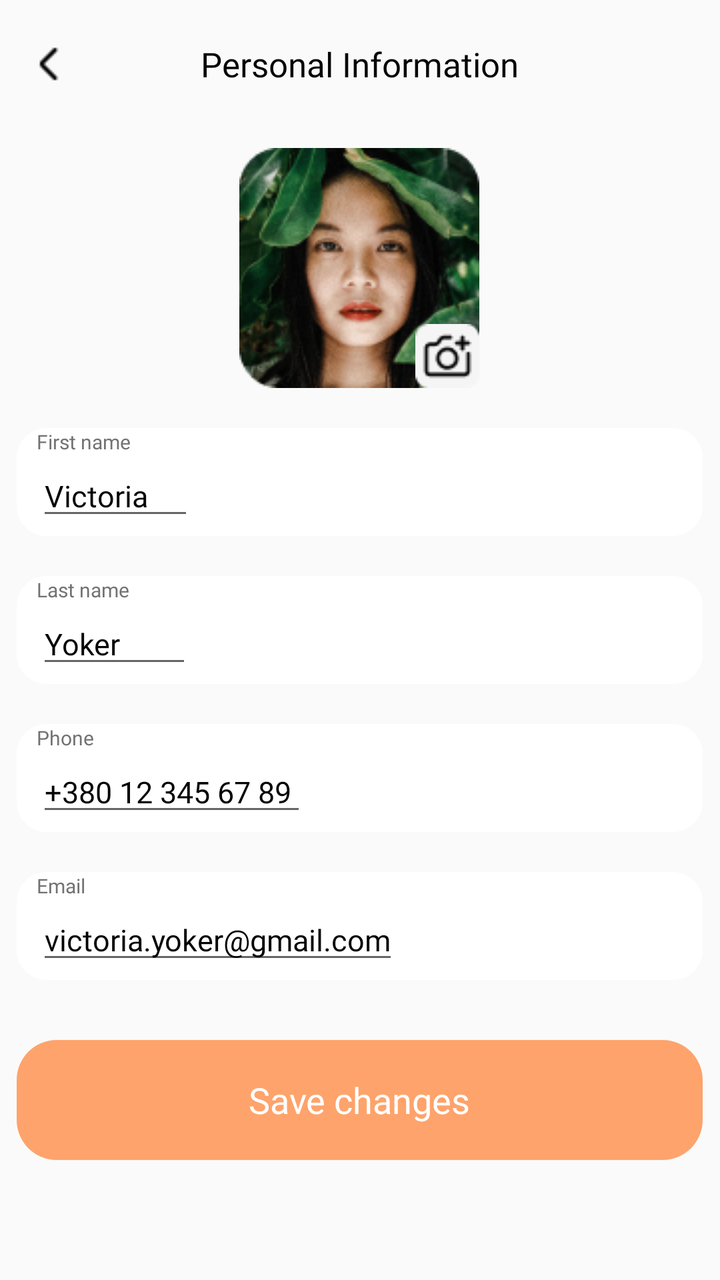
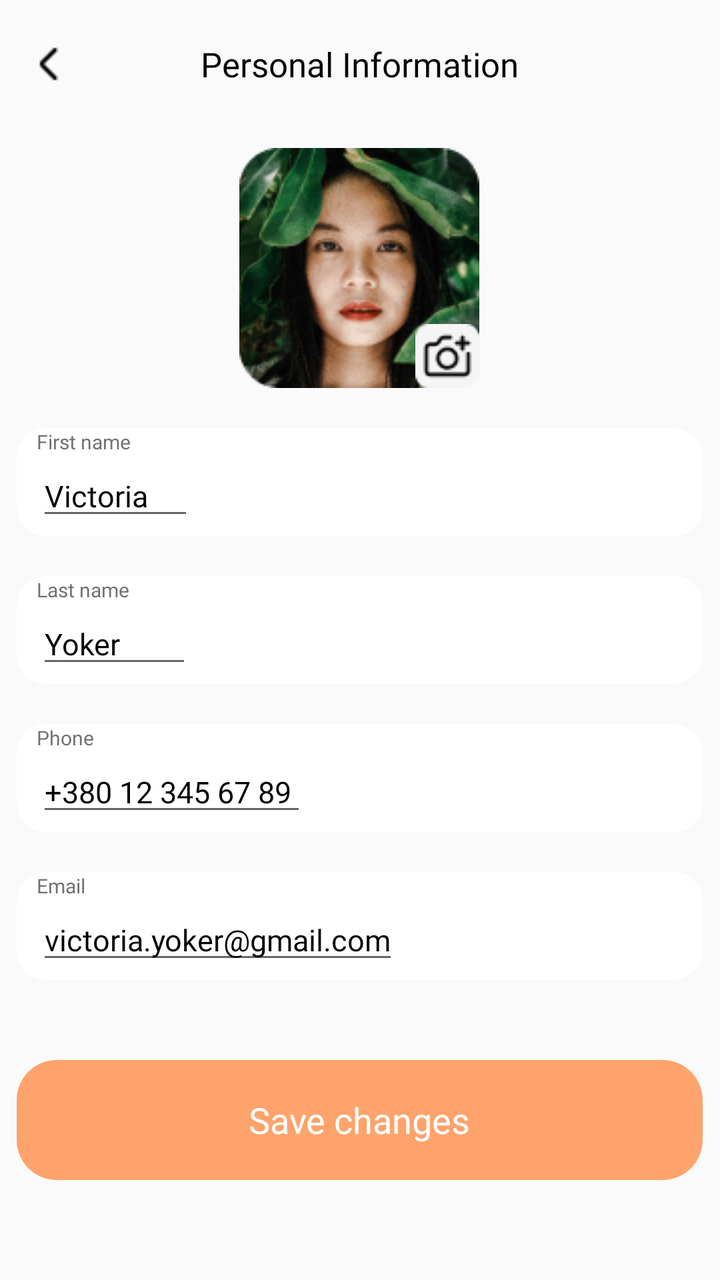

Two renders of the same Android screen: before a commit and after it. Below are the layout's source before the change and the commit's diff.
<!-- AndroidManifest.xml: application theme Theme.TravelApplication -->
<!-- res/layout/fragment_personal_info.xml -->
<?xml version="1.0" encoding="utf-8"?>
<RelativeLayout xmlns:android="http://schemas.android.com/apk/res/android"
    xmlns:tools="http://schemas.android.com/tools"
    android:layout_width="match_parent"
    android:layout_height="match_parent"
    android:orientation="vertical"
    tools:context=".fragments.PersonalInfoFragment">

    
    <RelativeLayout
        android:id="@+id/personalInfoAppBar"
        android:layout_width="match_parent"
        android:layout_height="wrap_content"
        android:layout_marginTop="10dp">

        <ImageButton
            android:id="@+id/personalInfo_back_button"
            android:layout_width="wrap_content"
            android:layout_height="wrap_content"
            android:contentDescription="@string/back_button_app_bar"
            android:backgroundTint="@color/screen"
            android:src="@drawable/ic_chevron"/>

        <TextView
            android:id="@+id/personalInfo_title"
            android:layout_width="wrap_content"
            android:layout_height="wrap_content"
            android:layout_centerInParent="true"
            android:text="@string/personal_info"
            android:textSize="17sp"
            android:fontFamily="@font/poppins_bold"
            android:textAppearance="@style/title" />
    </RelativeLayout>

    
    <ScrollView
        android:layout_width="wrap_content"
        android:layout_height="wrap_content"
        android:layout_below="@+id/personalInfoAppBar"
        android:layout_centerHorizontal="true">
        <LinearLayout
            android:id="@+id/personalInfo_content_field"
            android:layout_width="wrap_content"
            android:layout_height="wrap_content"
            android:orientation="vertical">
            
            <FrameLayout
                android:id="@+id/personalInfo_avatar_field"
                android:layout_width="wrap_content"
                android:layout_height="wrap_content"
                android:layout_marginTop="20dp"
                android:layout_gravity="center_horizontal">
                <ImageView
                    android:id="@+id/personalInfo_avatar_image"
                    android:layout_width="wrap_content"
                    android:layout_height="wrap_content"
                    android:src="@drawable/avatar_personal_info"
                    android:contentDescription="@string/avatar"/>
                <ImageButton
                    android:id="@+id/camera_button"
                    android:layout_width="wrap_content"
                    android:layout_height="wrap_content"
                    android:src="@drawable/camera_button"
                    android:contentDescription="@string/camera_button"
                    android:background="@android:color/transparent"
                    android:layout_gravity="bottom|end"/>
            </FrameLayout>

            
            <LinearLayout
                android:id="@+id/first_name_field"
                android:layout_width="wrap_content"
                android:layout_height="wrap_content"
                android:layout_below="@+id/personalInfo_avatar_field"
                android:layout_centerHorizontal="true"
                android:orientation="vertical"
                android:layout_marginTop="20dp"
                android:paddingStart="10dp"
                android:paddingEnd="10dp"
                android:background="@drawable/person_info_edit_field">

                <TextView
                    android:id="@+id/first_name_text"
                    android:layout_width="wrap_content"
                    android:layout_height="wrap_content"
                    android:text="@string/first_name"
                    android:textSize="10sp"
                    android:textColor="@color/text_secondary"
                    android:fontFamily="@font/poppins_medium"/>

                <EditText
                    android:id="@+id/first_name_edit"
                    android:layout_width="wrap_content"
                    android:layout_height="wrap_content"
                    android:importantForAutofill="no"
                    android:inputType="text"
                    android:hint="@string/first_name"
                    android:text="@string/victoria"
                    android:textSize="15sp"
                    android:textColor="@color/text_primary"
                    android:fontFamily="@font/poppins_medium"/>

            </LinearLayout>

            
            <LinearLayout
                android:id="@+id/last_name_field"
                android:layout_width="wrap_content"
                android:layout_height="wrap_content"
                android:layout_below="@+id/first_name_field"
                android:layout_centerHorizontal="true"
                android:orientation="vertical"
                android:layout_marginTop="20dp"
                android:paddingStart="10dp"
                android:paddingEnd="10dp"
                android:background="@drawable/person_info_edit_field">

                <TextView
                    android:id="@+id/last_name_text"
                    android:layout_width="wrap_content"
                    android:layout_height="wrap_content"
                    android:text="@string/last_name"
                    android:textSize="10sp"
                    android:textColor="@color/text_secondary"
                    android:fontFamily="@font/poppins_medium"/>

                <EditText
                    android:id="@+id/last_name_edit"
                    android:layout_width="wrap_content"
                    android:layout_height="wrap_content"
                    android:importantForAutofill="no"
                    android:inputType="text"
                    android:hint="@string/last_name"
                    android:text="@string/yoker"
                    android:textSize="15sp"
                    android:textColor="@color/text_primary"
                    android:fontFamily="@font/poppins_medium"/>

            </LinearLayout>

            
            <LinearLayout
                android:id="@+id/phone_field"
                android:layout_width="wrap_content"
                android:layout_height="wrap_content"
                android:layout_below="@+id/last_name_field"
                android:layout_centerHorizontal="true"
                android:orientation="vertical"
                android:layout_marginTop="20dp"
                android:paddingStart="10dp"
                android:paddingEnd="10dp"
                android:background="@drawable/person_info_edit_field">

                <TextView
                    android:id="@+id/phone_text"
                    android:layout_width="wrap_content"
                    android:layout_height="wrap_content"
                    android:text="@string/phone"
                    android:textSize="10sp"
                    android:textColor="@color/text_secondary"
                    android:fontFamily="@font/poppins_medium"/>

                <EditText
                    android:id="@+id/phone_edit"
                    android:layout_width="wrap_content"
                    android:layout_height="wrap_content"
                    android:importantForAutofill="no"
                    android:inputType="phone"
                    android:hint="@string/phone"
                    android:text="@string/samplePhoneNumber"
                    android:textSize="15sp"
                    android:textColor="@color/text_primary"
                    android:fontFamily="@font/poppins_medium"/>

            </LinearLayout>

            
            <LinearLayout
                android:id="@+id/email_field"
                android:layout_width="wrap_content"
                android:layout_height="wrap_content"
                android:layout_below="@+id/phone_field"
                android:layout_centerHorizontal="true"
                android:orientation="vertical"
                android:layout_marginTop="20dp"
                android:paddingStart="10dp"
                android:paddingEnd="10dp"
                android:background="@drawable/person_info_edit_field">

                <TextView
                    android:id="@+id/email_text"
                    android:layout_width="wrap_content"
                    android:layout_height="wrap_content"
                    android:text="@string/email"
                    android:textSize="10sp"
                    android:textColor="@color/text_secondary"
                    android:fontFamily="@font/poppins_medium"/>

                <EditText
                    android:id="@+id/email_edit"
                    android:layout_width="wrap_content"
                    android:layout_height="wrap_content"
                    android:importantForAutofill="no"
                    android:inputType="textEmailAddress"
                    android:hint="@string/email"
                    android:text="@string/sampleEmailAddress"
                    android:textSize="15sp"
                    android:textColor="@color/text_primary"
                    android:fontFamily="@font/poppins_medium"/>

            </LinearLayout>

            
            <Button
                android:id="@+id/save_changes_button"
                android:layout_width="wrap_content"
                android:layout_height="wrap_content"
                android:layout_centerHorizontal="true"
                android:layout_marginTop="30dp"
                android:layout_marginBottom="10dp"
                android:layout_alignParentBottom="true"
                android:text="@string/save_changes"
                android:textColor="@color/white"
                android:textSize="18sp"
                android:textAllCaps="false"
                android:fontFamily="@font/poppins_bold"
                android:background="@drawable/ticket_search_button" />
        </LinearLayout>
    </ScrollView>

</RelativeLayout>
<!-- resources referenced by this layout -->
<resources>
  <color name="screen">#FAFAFA</color>
  <color name="text_primary">#050505</color>
  <color name="text_secondary">#727272</color>
  <color name="white">#FFFFFFFF</color>
  <!-- drawable avatar_personal_info: png bitmap (drawable, 32241 bytes) -->
  <!-- drawable camera_button: png bitmap (drawable, 823 bytes) -->
  <!-- drawable ic_chevron: png bitmap (drawable, 252 bytes) -->
  <!-- drawable person_info_edit_field (drawable) -->
  <?xml version="1.0" encoding="utf-8"?>
  
  <vector
      xmlns:android="http://schemas.android.com/apk/res/android"
      xmlns:aapt="http://schemas.android.com/aapt"
      android:width="343dp"
      android:height="54dp"
      android:viewportWidth="343"
      android:viewportHeight="54"
      >
      <group>
          <clip-path
              android:pathData="M15 0H328C336.284 0 343 6.71573 343 15V39C343 47.2843 336.284 54 328 54H15C6.71573 54 0 47.2843 0 39V15C0 6.71573 6.71573 0 15 0Z"
              />
          <path
              android:pathData="M0 0V54H343V0"
              android:fillColor="#FFFFFF"
              />
      </group>
  </vector>
  <!-- drawable ticket_search_button (drawable) -->
  <?xml version="1.0" encoding="utf-8"?>
  
  <vector
      xmlns:android="http://schemas.android.com/apk/res/android"
      xmlns:aapt="http://schemas.android.com/aapt"
      android:width="343dp"
      android:height="60dp"
      android:viewportWidth="343"
      android:viewportHeight="60"
      >
      <group>
          <clip-path
              android:pathData="M20 0H323C334.046 0 343 8.95431 343 20V40C343 51.0457 334.046 60 323 60H20C8.95431 60 0 51.0457 0 40V20C0 8.95431 8.95431 0 20 0Z"
              />
          <path
              android:pathData="M0 0V60H343V0"
              android:fillColor="#FEA36B"
              />
      </group>
  </vector>
  <string name="avatar">Avatar</string>
  <string name="back_button_app_bar">Back</string>
  <string name="camera_button">Camera Button</string>
  <string name="email">Email</string>
  <string name="first_name">First name</string>
  <string name="last_name">Last name</string>
  <string name="personal_info">Personal Information</string>
  <string name="phone">Phone</string>
  <string name="sampleEmailAddress">victoria.yoker@gmail.com</string>
  <string name="samplePhoneNumber">"+380 12 345 67 89 "</string>
  <string name="save_changes">Save changes</string>
  <string name="victoria">Victoria</string>
  <string name="yoker">Yoker</string>
  <style name="title">
          <item name="android:textSize">18sp</item>
          <item name="android:textColor">#050505</item>
      </style>
  <style name="Theme.TravelApplication" parent="Base.Theme.TravelApplication" />
  <style name="Base.Theme.TravelApplication" parent="Theme.AppCompat.DayNight.NoActionBar">
          
          <item name="colorPrimary">@color/text_primary</item>
          <item name="android:windowBackground">@color/screen</item>
          <item name="android:textColorPrimary">@color/text_primary</item>
          <item name="colorAccent">@color/green_500</item>
          
      </style>
  <color name="green_500">#089083</color>
</resources>

<!-- the commit's change to res/layout/fragment_personal_info.xml (unified diff, before → after) -->
@@ -71,8 +71,6 @@
                 android:id="@+id/first_name_field"
                 android:layout_width="wrap_content"
                 android:layout_height="wrap_content"
-                android:layout_below="@+id/personalInfo_avatar_field"
-                android:layout_centerHorizontal="true"
                 android:orientation="vertical"
                 android:layout_marginTop="20dp"
                 android:paddingStart="10dp"
@@ -107,8 +105,6 @@
                 android:id="@+id/last_name_field"
                 android:layout_width="wrap_content"
                 android:layout_height="wrap_content"
-                android:layout_below="@+id/first_name_field"
-                android:layout_centerHorizontal="true"
                 android:orientation="vertical"
                 android:layout_marginTop="20dp"
                 android:paddingStart="10dp"
@@ -143,8 +139,6 @@
                 android:id="@+id/phone_field"
                 android:layout_width="wrap_content"
                 android:layout_height="wrap_content"
-                android:layout_below="@+id/last_name_field"
-                android:layout_centerHorizontal="true"
                 android:orientation="vertical"
                 android:layout_marginTop="20dp"
                 android:paddingStart="10dp"
@@ -179,8 +173,6 @@
                 android:id="@+id/email_field"
                 android:layout_width="wrap_content"
                 android:layout_height="wrap_content"
-                android:layout_below="@+id/phone_field"
-                android:layout_centerHorizontal="true"
                 android:orientation="vertical"
                 android:layout_marginTop="20dp"
                 android:paddingStart="10dp"
@@ -215,10 +207,8 @@
                 android:id="@+id/save_changes_button"
                 android:layout_width="wrap_content"
                 android:layout_height="wrap_content"
-                android:layout_centerHorizontal="true"
-                android:layout_marginTop="30dp"
+                android:layout_marginTop="40dp"
                 android:layout_marginBottom="10dp"
-                android:layout_alignParentBottom="true"
                 android:text="@string/save_changes"
                 android:textColor="@color/white"
                 android:textSize="18sp"
